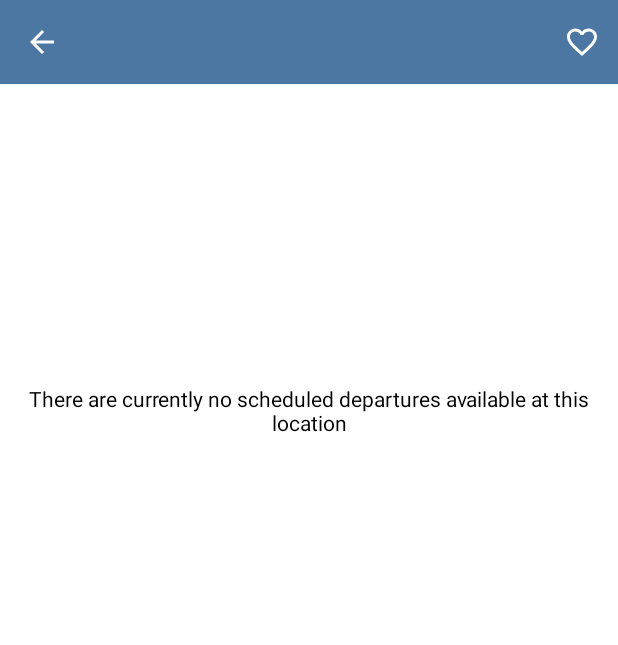
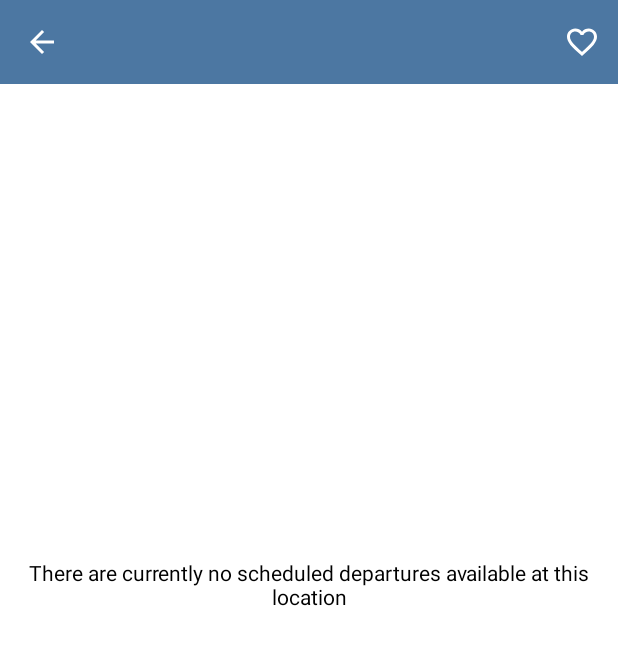
Before and after one commit to michaelvdow/CU-Transit-Android-App, an Android app: the fragment DeparturesFragment shown on its own in the app's theme, on a phone screen of 412 x 824 dp. Shown: the top 645 px of the screen. Run offline under Robolectric (Android 15) with nearby library versions, the phone set to English and light mode, and no system bars; our stand-ins replace data binding; 4 statements that could not run were skipped.

Commit message:
Started adding dark mode and splash screen

```diff
--- a/app/build.gradle
+++ b/app/build.gradle
@@ -103,4 +103,5 @@ dependencies {
     // Map
     implementation 'com.google.android.gms:play-services-maps:17.0.0'
     implementation 'com.google.maps.android:android-maps-utils:0.5'
+
 }
--- a/app/src/main/AndroidManifest.xml
+++ b/app/src/main/AndroidManifest.xml
@@ -18,13 +18,14 @@
         android:supportsRtl="true"
         android:theme="@style/AppTheme"
         tools:ignore="GoogleAppIndexingWarning">
-        <activity android:name=".main_activity.MainActivity">
+        <activity android:name=".slashScreen.SplashScreenActivity" android:theme="@style/SplashTheme">
             <intent-filter>
                 <action android:name="android.intent.action.MAIN" />
-
                 <category android:name="android.intent.category.LAUNCHER" />
             </intent-filter>
         </activity>
+        <activity android:name=".main_activity.MainActivity"/>
+
         <service android:name=".notification.NotificationService" />
 
         <meta-data android:name="com.google.android.geo.API_KEY" android:value="AIzaSyDKeRdOvKFJee21o2JOUd8zPtD2BpplfK8"/>
--- a/app/src/main/java/com/apps/michaedow/cutransit/departures/DeparturesFragment.kt
+++ b/app/src/main/java/com/apps/michaedow/cutransit/departures/DeparturesFragment.kt
@@ -94,6 +94,16 @@ class DeparturesFragment: Fragment(), OnRefreshListener, DeparturesListAdapter.O
         swipeRefreshLayout?.setOnRefreshListener(this)
         swipeRefreshLayout?.setEnabled(true)
 
+        swipeRefreshLayout = binding.departureSwipeRefreshEmptyText
+        swipeRefreshLayout?.setColorSchemeColors(
+            ContextCompat.getColor(
+                context!!,
+                R.color.colorAccent
+            ), ContextCompat.getColor(context!!, R.color.colorPrimary)
+        )
+        swipeRefreshLayout?.setOnRefreshListener(this)
+        swipeRefreshLayout?.setEnabled(true)
+
         viewModel.updateDepartures()
     }
 
@@ -118,11 +128,11 @@ class DeparturesFragment: Fragment(), OnRefreshListener, DeparturesListAdapter.O
             if (departures != null) {
                 adapter.setDepartures(departures)
                 if (departures.size == 0) {
-                    binding.departureList.visibility = View.GONE
-                    binding.departureListEmptyText.visibility = View.VISIBLE
+                    binding.departureSwipeRefresh.visibility = View.GONE
+                    binding.departureSwipeRefreshEmptyText.visibility = View.VISIBLE
                 } else {
-                    binding.departureList.visibility = View.VISIBLE
-                    binding.departureListEmptyText.visibility = View.GONE
+                    binding.departureSwipeRefresh.visibility = View.VISIBLE
+                    binding.departureSwipeRefreshEmptyText.visibility = View.GONE
                 }
             }
         })
--- a/app/src/main/java/com/apps/michaedow/cutransit/main_activity/TabFragment.kt
+++ b/app/src/main/java/com/apps/michaedow/cutransit/main_activity/TabFragment.kt
@@ -9,6 +9,7 @@ import android.view.*
 import android.widget.ArrayAdapter
 import android.widget.TextView
 import androidx.appcompat.app.AppCompatActivity
+import androidx.appcompat.app.AppCompatDelegate
 import androidx.appcompat.widget.SearchView
 import androidx.core.content.ContextCompat
 import androidx.core.view.get
--- /dev/null
+++ b/app/src/main/res/drawable/splash_screen.xml
@@ -0,0 +1,13 @@
+<?xml version="1.0" encoding="utf-8"?>
+<layer-list xmlns:android="http://schemas.android.com/apk/res/android">
+
+    <item
+        android:drawable="@color/colorPrimary"/>
+
+    <item>
+        <bitmap
+            android:gravity="center"
+            android:src="@mipmap/icon" />
+    </item>
+
+</layer-list>
--- a/app/src/main/res/layout/dialog_departure.xml
+++ b/app/src/main/res/layout/dialog_departure.xml
@@ -34,7 +34,7 @@
         android:layout_marginRight="16dp"
         android:gravity="center_vertical"
         android:orientation="horizontal"
-        android:paddingBottom="16dp"
+        android:paddingBottom="20dp"
         android:paddingLeft="16dp"
         android:paddingRight="16dp"
         android:background="?attr/themeBackgroundColor">
@@ -46,6 +46,7 @@
             android:layout_height="wrap_content"
             android:layout_marginRight="16dp"
             android:layout_marginTop="16dp"
+            android:layout_marginBottom="4dp"
             android:background="?attr/themeBackgroundColor"
             android:elevation="0dp"
             android:shadowColor="@android:color/white"
@@ -59,6 +60,7 @@
             android:layout_height="wrap_content"
             android:layout_marginLeft="16dp"
             android:layout_marginTop="16dp"
+            android:layout_marginBottom="4dp"
             android:background="?attr/themeBackgroundColor"
             android:elevation="0dp"
             android:shadowColor="@android:color/white"
--- a/app/src/main/res/layout/fragment_departures.xml
+++ b/app/src/main/res/layout/fragment_departures.xml
@@ -1,14 +1,14 @@
 <?xml version="1.0" encoding="utf-8"?>
-<layout>
+<layout xmlns:android="http://schemas.android.com/apk/res/android"
+    xmlns:app="http://schemas.android.com/apk/res-auto"
+    xmlns:tools="http://schemas.android.com/tools">
     <data>
         <variable
             name="viewmodel"
             type="com.apps.michaedow.cutransit.departures.DeparturesViewModel" />
     </data>
 
-    <androidx.coordinatorlayout.widget.CoordinatorLayout xmlns:android="http://schemas.android.com/apk/res/android"
-        xmlns:app="http://schemas.android.com/apk/res-auto"
-        xmlns:tools="http://schemas.android.com/tools"
+    <androidx.coordinatorlayout.widget.CoordinatorLayout
         android:layout_width="match_parent"
         android:layout_height="match_parent"
         android:orientation="vertical"
@@ -49,7 +49,7 @@
             android:background="@android:color/white"
             android:layout_marginTop="?attr/actionBarSize">
             <androidx.swiperefreshlayout.widget.SwipeRefreshLayout
-                android:id="@+id/departure__swipe_refresh"
+                android:id="@+id/departure_swipe_refresh"
                 android:layout_width="match_parent"
                 android:layout_height="wrap_content">
                 <androidx.recyclerview.widget.RecyclerView
@@ -61,25 +61,32 @@
                     app:layout_constraintRight_toRightOf="parent"
                     app:layout_constraintTop_toTopOf="parent"
                     android:divider="@null"
+                    android:background="?attr/themeBackgroundColor"
                     android:paddingBottom="76dp"
                     android:clipToPadding="false"/>
             </androidx.swiperefreshlayout.widget.SwipeRefreshLayout>
 
+            <androidx.swiperefreshlayout.widget.SwipeRefreshLayout
+                android:id="@+id/departure_swipe_refresh_empty_text"
+                android:layout_width="match_parent"
+                android:layout_height="wrap_content">
                 <TextView
                     android:id="@+id/departure_list_empty_text"
                     android:layout_width="wrap_content"
-                android:layout_height="wrap_content"
+                    android:layout_height="match_parent"
+                    android:background="?attr/themeBackgroundColor"
                     android:gravity="center"
                     android:paddingLeft="16dp"
                     android:paddingRight="16dp"
-                android:paddingTop="200dp"
-                android:textColor="@android:color/black"
+                    android:paddingBottom="100dp"
                     android:text="@string/no_departures_available"
+                    android:textColor="?attr/themeTextColor"
                     app:layout_constraintBottom_toBottomOf="parent"
                     app:layout_constraintLeft_toLeftOf="parent"
                     app:layout_constraintRight_toRightOf="parent"
-                app:layout_constraintTop_toTopOf="parent"
-                app:layout_constraintVertical_bias="0.316" />
+                    app:layout_constraintTop_toTopOf="parent" />
+            </androidx.swiperefreshlayout.widget.SwipeRefreshLayout>
+
         </FrameLayout>
 
         <!--    <com.google.android.material.floatingactionbutton.FloatingActionButton-->
--- a/app/src/main/res/layout/fragment_favorites.xml
+++ b/app/src/main/res/layout/fragment_favorites.xml
@@ -19,7 +19,8 @@
             android:text="@string/favorites_empty_text"
             android:paddingLeft="16dp"
             android:paddingRight="16dp"
-            android:textColor="@android:color/black"
+            android:paddingBottom="100dp"
+            android:textColor="?attr/themeTextColor"
             android:background="?attr/themeBackgroundColor"
             android:gravity="center"/>
 
--- a/app/src/main/res/layout/fragment_near_me.xml
+++ b/app/src/main/res/layout/fragment_near_me.xml
@@ -50,7 +50,8 @@
                 android:text="@string/near_me_empty_text"
                 android:paddingLeft="16dp"
                 android:paddingRight="16dp"
-                android:textColor="@android:color/black"
+                android:paddingBottom="100dp"
+                android:textColor="?attr/themeTextColor"
                 android:background="?attr/themeBackgroundColor"
                 android:gravity="center"/>
 
--- a/app/src/main/res/layout/fragment_tabs.xml
+++ b/app/src/main/res/layout/fragment_tabs.xml
@@ -43,6 +43,7 @@
             app:tabMode="fixed"
             app:layout_constraintTop_toBottomOf="@id/appBarLayout"
             app:tabSelectedTextColor="@color/tab_selected"
+            app:tabIndicatorColor="@color/colorAccent"
             app:tabTextColor="@color/tab_color" />
 
         <androidx.viewpager.widget.ViewPager
--- a/app/src/main/res/layout/list_row_favorites.xml
+++ b/app/src/main/res/layout/list_row_favorites.xml
@@ -26,6 +26,6 @@
         android:layout_height="match_parent"
         android:layout_gravity="center_vertical|right"
         android:scaleType="center"
-        android:src="@drawable/ic_reorder_black" />
+        android:src="@drawable/ic_reorder" />
 
 </LinearLayout>
--- /dev/null
+++ b/app/src/main/res/values-night/styles.xml
@@ -0,0 +1,34 @@
+<resources>
+
+
+    <style name="AppTheme" parent="Theme.MaterialComponents.NoActionBar">
+        <item name="colorPrimary">@color/colorDarkPrimary</item>
+        <item name="colorPrimaryDark">@color/colorDarkPrimaryDark</item>
+        <item name="colorAccent">@color/colorDarkAccent</item>
+        <item name="themeBackgroundColor">@color/colorDarkBackground</item>
+        <item name="themeTextColor">@color/colorDarkText</item>
+        <item name="themeTabBackgroundColor">@color/colorDarkPrimary</item>
+        <item name="themeSoftTextColor">@color/colorSoftTextDark</item>
+        <item name="themeStatusBarColor">@color/colorDarkPrimary</item>
+        <item name="themeDialogTextColor">@color/colorDarkText</item>
+        <item name="android:windowActionBarOverlay">true</item>
+    </style>
+
+    <style name="AppTheme.AppBarOverlay" parent="ThemeOverlay.AppCompat.Dark.ActionBar">
+        <item name="android:windowActionBarOverlay">true</item>
+    </style>
+
+    <style name="AppTheme.PopupOverlay" parent="ThemeOverlay.AppCompat.Light">
+        <item name="android:windowActionBarOverlay">true</item>
+    </style>
+
+    <style name="AppTheme.Picker" parent="Theme.AppCompat.Light.NoActionBar" >
+        <item name="android:textColorPrimary">@android:color/white</item>
+    </style>
+
+    <style name="SplashTheme" parent="Theme.AppCompat.NoActionBar">
+        <item name="android:windowBackground">@drawable/splash_screen</item>
+    </style>
+
+
+</resources>
--- a/app/src/main/res/values/styles.xml
+++ b/app/src/main/res/values/styles.xml
@@ -1,6 +1,6 @@
 <resources>
 
-    <style name="AppTheme" parent="Theme.AppCompat.NoActionBar">
+    <style name="AppTheme" parent="Theme.MaterialComponents.Light.NoActionBar">
         <item name="colorPrimary">@color/colorPrimary</item>
         <item name="colorPrimaryDark">@color/colorPrimaryDark</item>
         <item name="colorAccent">@color/colorAccent</item>
@@ -10,19 +10,6 @@
         <item name="themeSoftTextColor">@color/colorSoftText</item>
         <item name="themeStatusBarColor">@color/statusBarLight</item>
         <item name="themeDialogTextColor">@color/colorPrimary</item>
-        <item name="android:windowActionBarOverlay">true</item>
-    </style>
-
-    <style name="AppTheme.Dark" parent="Theme.AppCompat.NoActionBar">
-        <item name="colorPrimary">@color/colorDarkPrimary</item>
-        <item name="colorPrimaryDark">@color/colorDarkPrimaryDark</item>
-        <item name="colorAccent">@color/colorDarkAccent</item>
-        <item name="themeBackgroundColor">@color/colorDarkBackground</item>
-        <item name="themeTextColor">@color/colorDarkText</item>
-        <item name="themeTabBackgroundColor">@color/colorDarkPrimary</item>
-        <item name="themeSoftTextColor">@color/colorSoftTextDark</item>
-        <item name="themeStatusBarColor">@color/colorDarkPrimary</item>
-        <item name="themeDialogTextColor">@color/colorDarkText</item>
         <item name="android:windowActionBarOverlay">true</item>
     </style>
 
@@ -38,4 +25,9 @@
         <item name="android:textColorPrimary">@android:color/black</item>
     </style>
 
+    <style name="SplashTheme" parent="Theme.AppCompat.NoActionBar">
+        <item name="android:windowBackground">@drawable/splash_screen</item>
+    </style>
+
+
 </resources>
```
Also changed, not shown: app/src/main/java/com/apps/michaedow/cutransit/main_activity/MainActivity.kt (+9 -0 lines), app/src/main/java/com/apps/michaedow/cutransit/slashScreen/SplashScreenActivity.kt (added, +22 -0 lines), app/src/main/res/drawable-night/ic_reorder.xml (added, +9 -0 lines), app/src/main/res/drawable/ic_reorder.xml (renamed from app/src/main/res/drawable/ic_reorder_black.xml). Lines whose indentation alone changed are shown as unchanged.
